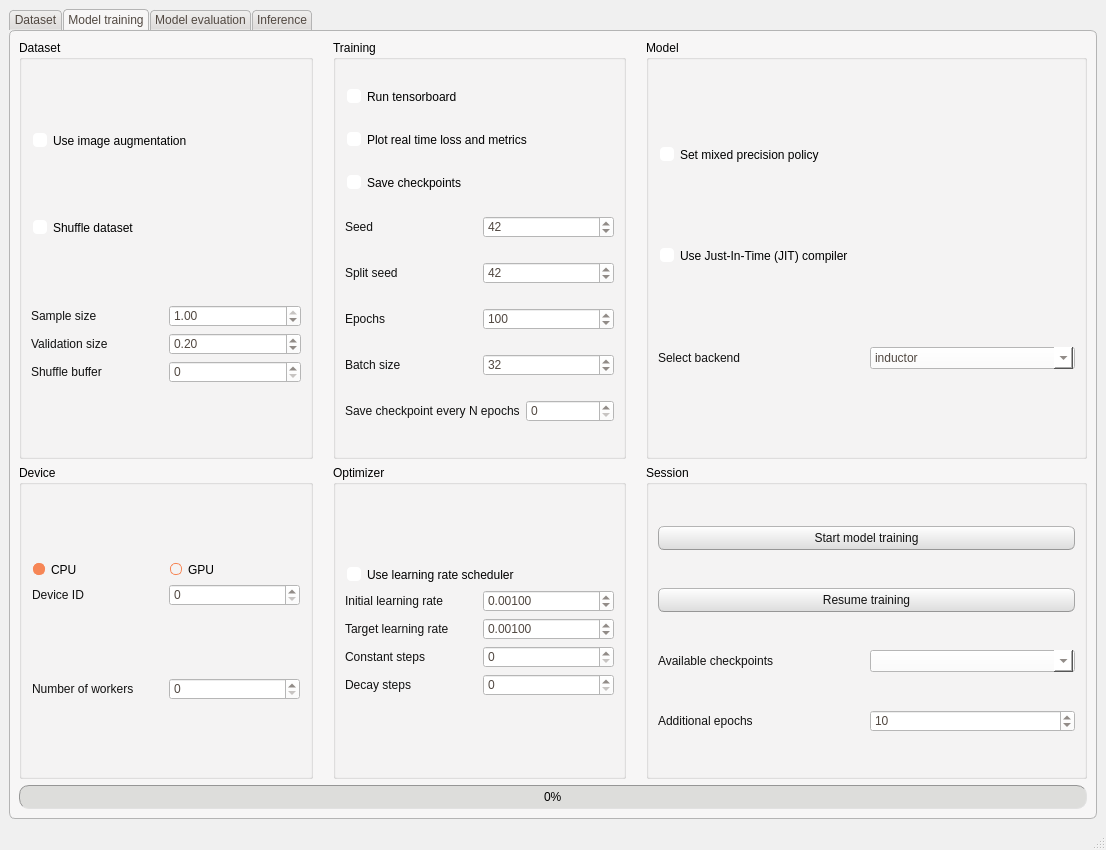
Above: FEXT/commons/interface/layout/window_layout.ui from CTCycle/FEXT-Autoencoder before the change. Below: the same form after it.
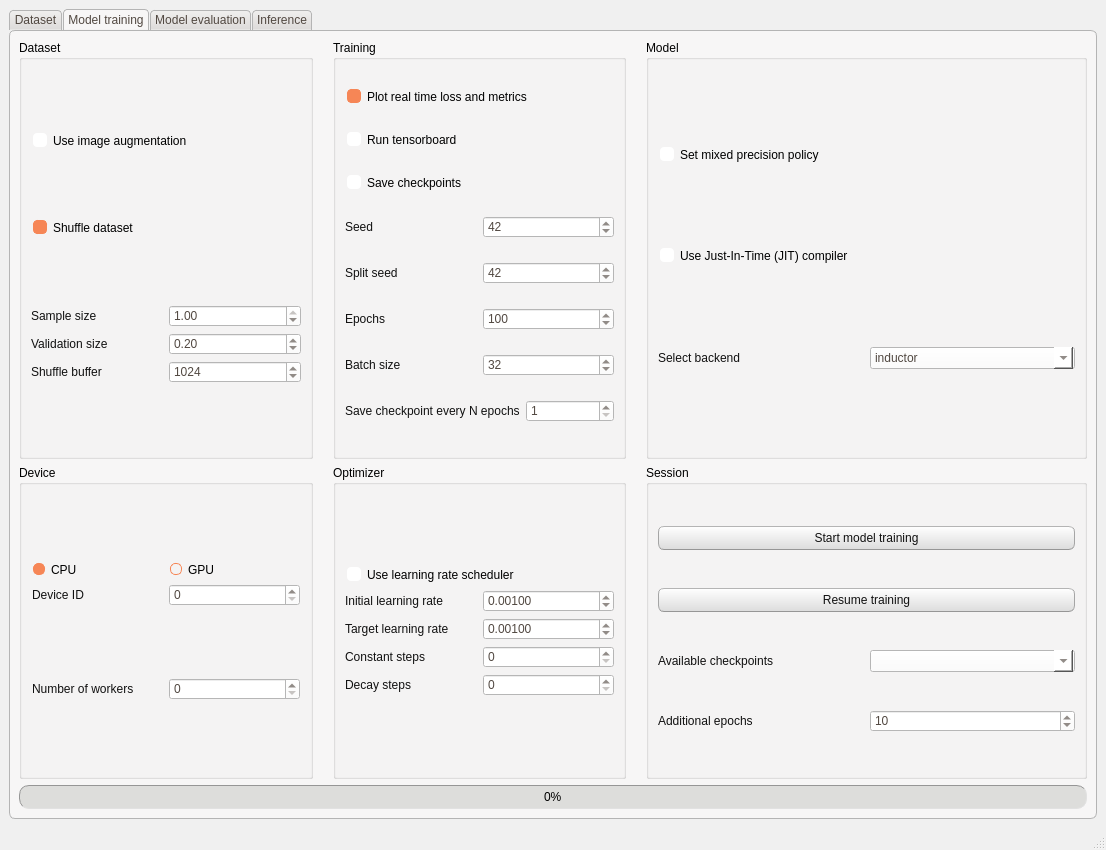
That is the form after the change. The open tabs and pages were chosen to show the change.

Commit message: hooker shuffle buffer config, startet to implement training routing through UI

```diff
--- a/FEXT/commons/interface/layout/window_layout.ui
+++ b/FEXT/commons/interface/layout/window_layout.ui
@@ -739,18 +739,21 @@
              <string>Training</string>
             </property>
             <layout class="QVBoxLayout" name="verticalLayout_5">
-             <item>
-              <widget class="QCheckBox" name="runTensorboard">
-               <property name="text">
-                <string>Run tensorboard</string>
-               </property>
-              </widget>
-             </item>
              <item>
               <widget class="QCheckBox" name="realTimeHistory">
                <property name="text">
                 <string>Plot real time loss and metrics</string>
                </property>
+               <property name="checked">
+                <bool>true</bool>
+               </property>
+              </widget>
+             </item>
+             <item>
+              <widget class="QCheckBox" name="runTensorboard">
+               <property name="text">
+                <string>Run tensorboard</string>
+               </property>
               </widget>
              </item>
              <item>
@@ -851,7 +854,14 @@
                 </widget>
                </item>
                <item>
-                <widget class="QSpinBox" name="saveCPFrequency"/>
+                <widget class="QSpinBox" name="saveCPFrequency">
+                 <property name="minimum">
+                  <number>1</number>
+                 </property>
+                 <property name="maximum">
+                  <number>999</number>
+                 </property>
+                </widget>
                </item>
               </layout>
              </item>
@@ -876,6 +886,9 @@
                <property name="text">
                 <string>Shuffle dataset</string>
                </property>
+               <property name="checked">
+                <bool>true</bool>
+               </property>
               </widget>
              </item>
              <item>
@@ -938,7 +951,17 @@
                   </widget>
                  </item>
                  <item>
-                  <widget class="QSpinBox" name="shuffleSize"/>
+                  <widget class="QSpinBox" name="shuffleSize">
+                   <property name="maximum">
+                    <number>99999</number>
+                   </property>
+                   <property name="singleStep">
+                    <number>10</number>
+                   </property>
+                   <property name="value">
+                    <number>1024</number>
+                   </property>
+                  </widget>
                  </item>
                 </layout>
                </item>
```
Left out of the diff: 26 changed lines with no effect on the pictures. The commit also changes 6 other files.
